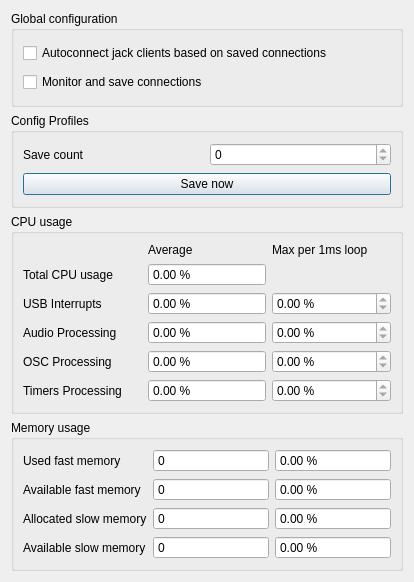
First picture: the form in damc_gui/GlobalConfigDialog.ui, repository amurzeau/damc, before the edit.
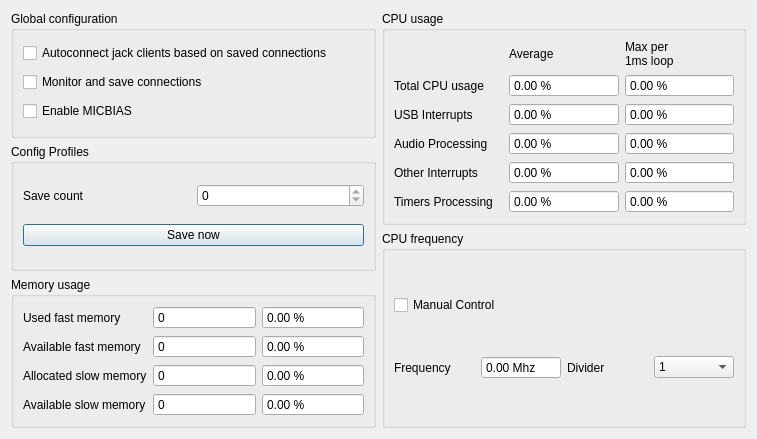
Second picture: the form after the edit.

Commit message: damc_gui: rearrange config view to match cpu timing and frequency configuration of DAMC STM32

What changed in the file:
```diff
--- a/damc_gui/GlobalConfigDialog.ui
+++ b/damc_gui/GlobalConfigDialog.ui
@@ -6,14 +6,16 @@
    <rect>
     <x>0</x>
     <y>0</y>
-    <width>414</width>
-    <height>582</height>
+    <width>757</width>
+    <height>439</height>
    </rect>
   </property>
   <property name="windowTitle">
    <string>Global Configuration</string>
   </property>
-  <layout class="QVBoxLayout" name="verticalLayout">
+  <layout class="QHBoxLayout" name="horizontalLayout">
+   <item>
+    <layout class="QVBoxLayout" name="dialogLayout1">
    <item>
     <widget class="QGroupBox" name="globalConfigGroupBox">
      <property name="title">
@@ -40,6 +42,13 @@
         </property>
        </widget>
       </item>
+        <item>
+         <widget class="QCheckBox" name="enableMicBiasCheckBox">
+          <property name="text">
+           <string>Enable MICBIAS</string>
+          </property>
+         </widget>
+        </item>
      </layout>
     </widget>
    </item>
@@ -76,199 +85,6 @@
      </layout>
     </widget>
    </item>
-   <item>
-    <widget class="QGroupBox" name="cpuUsageGroupBox">
-     <property name="title">
-      <string>CPU usage</string>
-     </property>
-     <layout class="QGridLayout" name="gridLayout">
-      <item row="1" column="0">
-       <widget class="QLabel" name="totalCpuUsageLabel">
-        <property name="text">
-         <string>Total CPU usage</string>
-        </property>
-       </widget>
-      </item>
-      <item row="5" column="2">
-       <widget class="QDoubleSpinBox" name="timersProcessingPerLoopSpinBox">
-        <property name="readOnly">
-         <bool>true</bool>
-        </property>
-        <property name="suffix">
-         <string> %</string>
-        </property>
-        <property name="maximum">
-         <double>10000.000000000000000</double>
-        </property>
-       </widget>
-      </item>
-      <item row="2" column="2">
-       <widget class="QDoubleSpinBox" name="usbInterruptsPerLoopSpinBox">
-        <property name="readOnly">
-         <bool>true</bool>
-        </property>
-        <property name="suffix">
-         <string> %</string>
-        </property>
-        <property name="maximum">
-         <double>10000.000000000000000</double>
-        </property>
-       </widget>
-      </item>
-      <item row="3" column="2">
-       <widget class="QDoubleSpinBox" name="audioProcessingPerLoopSpinBox">
-        <property name="readOnly">
-         <bool>true</bool>
-        </property>
-        <property name="suffix">
-         <string> %</string>
-        </property>
-        <property name="maximum">
-         <double>10000.000000000000000</double>
-        </property>
-       </widget>
-      </item>
-      <item row="4" column="1">
-       <widget class="QDoubleSpinBox" name="oscProcessingSpinBox">
-        <property name="readOnly">
-         <bool>true</bool>
-        </property>
-        <property name="buttonSymbols">
-         <enum>QAbstractSpinBox::NoButtons</enum>
-        </property>
-        <property name="suffix">
-         <string> %</string>
-        </property>
-        <property name="maximum">
-         <double>100.000000000000000</double>
-        </property>
-       </widget>
-      </item>
-      <item row="5" column="1">
-       <widget class="QDoubleSpinBox" name="timersProcessingSpinBox">
-        <property name="readOnly">
-         <bool>true</bool>
-        </property>
-        <property name="buttonSymbols">
-         <enum>QAbstractSpinBox::NoButtons</enum>
-        </property>
-        <property name="suffix">
-         <string> %</string>
-        </property>
-        <property name="maximum">
-         <double>100.000000000000000</double>
-        </property>
-       </widget>
-      </item>
-      <item row="3" column="0">
-       <widget class="QLabel" name="audioProcessingLabel">
-        <property name="text">
-         <string>Audio Processing</string>
-        </property>
-       </widget>
-      </item>
-      <item row="1" column="1">
-       <widget class="QDoubleSpinBox" name="totalCpuUsageSpinBox">
-        <property name="readOnly">
-         <bool>true</bool>
-        </property>
-        <property name="buttonSymbols">
-         <enum>QAbstractSpinBox::NoButtons</enum>
-        </property>
-        <property name="suffix">
-         <string> %</string>
-        </property>
-        <property name="maximum">
-         <double>100.000000000000000</double>
-        </property>
-       </widget>
-      </item>
-      <item row="2" column="1">
-       <widget class="QDoubleSpinBox" name="usbInterruptsSpinBox">
-        <property name="readOnly">
-         <bool>true</bool>
-        </property>
-        <property name="buttonSymbols">
-         <enum>QAbstractSpinBox::NoButtons</enum>
-        </property>
-        <property name="suffix">
-         <string> %</string>
-        </property>
-        <property name="maximum">
-         <double>100.000000000000000</double>
-        </property>
-       </widget>
-      </item>
-      <item row="3" column="1">
-       <widget class="QDoubleSpinBox" name="audioProcessingSpinBox">
-        <property name="readOnly">
-         <bool>true</bool>
-        </property>
-        <property name="buttonSymbols">
-         <enum>QAbstractSpinBox::NoButtons</enum>
-        </property>
-        <property name="suffix">
-         <string> %</string>
-        </property>
-        <property name="maximum">
-         <double>100.000000000000000</double>
-        </property>
-       </widget>
-      </item>
-      <item row="5" column="0">
-       <widget class="QLabel" name="timersProcessingLabel">
-        <property name="text">
-         <string>Timers Processing</string>
-        </property>
-       </widget>
-      </item>
-      <item row="4" column="0">
-       <widget class="QLabel" name="oscProcessingLabel">
-        <property name="text">
-         <string>OSC Processing</string>
-        </property>
-       </widget>
-      </item>
-      <item row="2" column="0">
-       <widget class="QLabel" name="usbInterruptsLabel">
-        <property name="text">
-         <string>USB Interrupts</string>
-        </property>
-       </widget>
-      </item>
-      <item row="4" column="2">
-       <widget class="QDoubleSpinBox" name="oscProcessingPerLoopSpinBox">
-        <property name="readOnly">
-         <bool>true</bool>
-        </property>
-        <property name="suffix">
-         <string> %</string>
-        </property>
-        <property name="maximum">
-         <double>10000.000000000000000</double>
-        </property>
-       </widget>
-      </item>
-      <item row="0" column="1">
-       <widget class="QLabel" name="averageLabel">
-        <property name="text">
-         <string>Average</string>
-        </property>
-       </widget>
-      </item>
-      <item row="0" column="2">
-       <widget class="QLabel" name="maxPerLoopLabel">
-        <property name="toolTip">
-         <string>Audio is processing by chunk of 1ms. Nothing must take more than 1ms alone to ensure glitchless audio.</string>
-        </property>
-        <property name="text">
-         <string>Max per 1ms loop</string>
-        </property>
-       </widget>
-      </item>
-     </layout>
-    </widget>
-   </item>
    <item>
     <widget class="QGroupBox" name="memoryUsageGroupBox">
      <property name="title">
@@ -433,6 +249,298 @@
       </item>
      </layout>
     </widget>
+     </item>
+    </layout>
+   </item>
+   <item>
+    <layout class="QVBoxLayout" name="dialogLayout2">
+     <item>
+      <widget class="QGroupBox" name="cpuUsageGroupBox">
+       <property name="title">
+        <string>CPU usage</string>
+       </property>
+       <layout class="QGridLayout" name="gridLayout">
+        <item row="0" column="2">
+         <widget class="QLabel" name="maxPerLoopLabel">
+          <property name="toolTip">
+           <string>Audio is processing by chunk of 1ms. Nothing must take more than 1ms alone to ensure glitchless audio.</string>
+          </property>
+          <property name="text">
+           <string>&lt;html&gt;&lt;head/&gt;&lt;body&gt;&lt;p&gt;Max per&lt;br/&gt;1ms loop&lt;/p&gt;&lt;/body&gt;&lt;/html&gt;</string>
+          </property>
+         </widget>
+        </item>
+        <item row="0" column="1">
+         <widget class="QLabel" name="averageLabel">
+          <property name="text">
+           <string>Average</string>
+          </property>
+         </widget>
+        </item>
+        <item row="2" column="2">
+         <widget class="QDoubleSpinBox" name="usbInterruptsPerLoopSpinBox">
+          <property name="readOnly">
+           <bool>true</bool>
+          </property>
+          <property name="buttonSymbols">
+           <enum>QAbstractSpinBox::NoButtons</enum>
+          </property>
+          <property name="suffix">
+           <string> %</string>
+          </property>
+          <property name="maximum">
+           <double>999.000000000000000</double>
+          </property>
+         </widget>
+        </item>
+        <item row="2" column="0">
+         <widget class="QLabel" name="usbInterruptsLabel">
+          <property name="text">
+           <string>USB Interrupts</string>
+          </property>
+         </widget>
+        </item>
+        <item row="1" column="0">
+         <widget class="QLabel" name="totalCpuUsageLabel">
+          <property name="text">
+           <string>Total CPU usage</string>
+          </property>
+         </widget>
+        </item>
+        <item row="4" column="0">
+         <widget class="QLabel" name="otherInterruptsLabel">
+          <property name="text">
+           <string>Other Interrupts</string>
+          </property>
+         </widget>
+        </item>
+        <item row="2" column="1">
+         <widget class="QDoubleSpinBox" name="usbInterruptsSpinBox">
+          <property name="readOnly">
+           <bool>true</bool>
+          </property>
+          <property name="buttonSymbols">
+           <enum>QAbstractSpinBox::NoButtons</enum>
+          </property>
+          <property name="suffix">
+           <string> %</string>
+          </property>
+          <property name="maximum">
+           <double>999.000000000000000</double>
+          </property>
+         </widget>
+        </item>
+        <item row="3" column="2">
+         <widget class="QDoubleSpinBox" name="audioProcessingPerLoopSpinBox">
+          <property name="readOnly">
+           <bool>true</bool>
+          </property>
+          <property name="buttonSymbols">
+           <enum>QAbstractSpinBox::NoButtons</enum>
+          </property>
+          <property name="suffix">
+           <string> %</string>
+          </property>
+          <property name="maximum">
+           <double>999.000000000000000</double>
+          </property>
+         </widget>
+        </item>
+        <item row="3" column="0">
+         <widget class="QLabel" name="audioProcessingLabel">
+          <property name="text">
+           <string>Audio Processing</string>
+          </property>
+         </widget>
+        </item>
+        <item row="1" column="1">
+         <widget class="QDoubleSpinBox" name="totalCpuUsageSpinBox">
+          <property name="readOnly">
+           <bool>true</bool>
+          </property>
+          <property name="buttonSymbols">
+           <enum>QAbstractSpinBox::NoButtons</enum>
+          </property>
+          <property name="suffix">
+           <string> %</string>
+          </property>
+          <property name="maximum">
+           <double>999.000000000000000</double>
+          </property>
+         </widget>
+        </item>
+        <item row="4" column="2">
+         <widget class="QDoubleSpinBox" name="otherInterruptsPerLoopSpinBox">
+          <property name="readOnly">
+           <bool>true</bool>
+          </property>
+          <property name="buttonSymbols">
+           <enum>QAbstractSpinBox::NoButtons</enum>
+          </property>
+          <property name="suffix">
+           <string> %</string>
+          </property>
+          <property name="maximum">
+           <double>999.000000000000000</double>
+          </property>
+         </widget>
+        </item>
+        <item row="5" column="1">
+         <widget class="QDoubleSpinBox" name="timersProcessingSpinBox">
+          <property name="readOnly">
+           <bool>true</bool>
+          </property>
+          <property name="buttonSymbols">
+           <enum>QAbstractSpinBox::NoButtons</enum>
+          </property>
+          <property name="suffix">
+           <string> %</string>
+          </property>
+          <property name="maximum">
+           <double>999.000000000000000</double>
+          </property>
+         </widget>
+        </item>
+        <item row="4" column="1">
+         <widget class="QDoubleSpinBox" name="otherInterruptsSpinBox">
+          <property name="readOnly">
+           <bool>true</bool>
+          </property>
+          <property name="buttonSymbols">
+           <enum>QAbstractSpinBox::NoButtons</enum>
+          </property>
+          <property name="suffix">
+           <string> %</string>
+          </property>
+          <property name="maximum">
+           <double>999.000000000000000</double>
+          </property>
+         </widget>
+        </item>
+        <item row="5" column="0">
+         <widget class="QLabel" name="timersProcessingLabel">
+          <property name="text">
+           <string>Timers Processing</string>
+          </property>
+         </widget>
+        </item>
+        <item row="3" column="1">
+         <widget class="QDoubleSpinBox" name="audioProcessingSpinBox">
+          <property name="readOnly">
+           <bool>true</bool>
+          </property>
+          <property name="buttonSymbols">
+           <enum>QAbstractSpinBox::NoButtons</enum>
+          </property>
+          <property name="suffix">
+           <string> %</string>
+          </property>
+          <property name="maximum">
+           <double>999.000000000000000</double>
+          </property>
+         </widget>
+        </item>
+        <item row="1" column="2">
+         <widget class="QDoubleSpinBox" name="totalCpuUsagePerLoopSpinBox">
+          <property name="readOnly">
+           <bool>true</bool>
+          </property>
+          <property name="buttonSymbols">
+           <enum>QAbstractSpinBox::NoButtons</enum>
+          </property>
+          <property name="suffix">
+           <string> %</string>
+          </property>
+          <property name="maximum">
+           <double>999.000000000000000</double>
+          </property>
+         </widget>
+        </item>
+        <item row="5" column="2">
+         <widget class="QDoubleSpinBox" name="timersProcessingPerLoopSpinBox">
+          <property name="readOnly">
+           <bool>true</bool>
+          </property>
+          <property name="buttonSymbols">
+           <enum>QAbstractSpinBox::NoButtons</enum>
+          </property>
+          <property name="suffix">
+           <string> %</string>
+          </property>
+          <property name="maximum">
+           <double>999.000000000000000</double>
+          </property>
+         </widget>
+        </item>
+       </layout>
+      </widget>
+     </item>
+     <item>
+      <widget class="QGroupBox" name="cpuFrequencyGroupBox">
+       <property name="title">
+        <string>CPU frequency</string>
+       </property>
+       <layout class="QGridLayout" name="gridLayout_4">
+        <item row="1" column="1">
+         <widget class="QDoubleSpinBox" name="cpuFrequencySpinBox">
+          <property name="readOnly">
+           <bool>true</bool>
+          </property>
+          <property name="buttonSymbols">
+           <enum>QAbstractSpinBox::NoButtons</enum>
+          </property>
+          <property name="suffix">
+           <string> Mhz</string>
+          </property>
+          <property name="maximum">
+           <double>999.990000000000009</double>
+          </property>
+         </widget>
+        </item>
+        <item row="1" column="0">
+         <widget class="QLabel" name="cpuFrequencyLabel">
+          <property name="text">
+           <string>Frequency</string>
+          </property>
+         </widget>
+        </item>
+        <item row="1" column="2">
+         <widget class="QLabel" name="cpuDividerLabel">
+          <property name="text">
+           <string>Divider</string>
+          </property>
+         </widget>
+        </item>
+        <item row="0" column="0" colspan="4">
+         <widget class="QCheckBox" name="cpuManualControlCheckBox">
+          <property name="text">
+           <string>Manual Control</string>
+          </property>
+         </widget>
+        </item>
+        <item row="1" column="3">
+         <widget class="QComboBox" name="cpuDividerComboBox">
+          <item>
+           <property name="text">
+            <string>1</string>
+           </property>
+          </item>
+          <item>
+           <property name="text">
+            <string>2</string>
+           </property>
+          </item>
+          <item>
+           <property name="text">
+            <string>4</string>
+           </property>
+          </item>
+         </widget>
+        </item>
+       </layout>
+      </widget>
+     </item>
+    </layout>
    </item>
   </layout>
  </widget>
```
Lines whose indentation alone changed are shown as unchanged. The commit also changes 2 other files.
